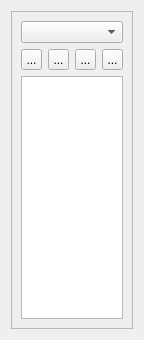
Old version of the form qosmic/ui/selectgenomewidget.ui in the repository bitsed/qosmic.
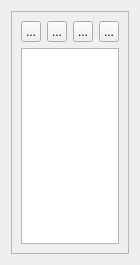
New version of the form. Icons and pictures are not drawn. Custom widgets are drawn as their Qt base class.

What changed in the file:
```diff
--- a/qosmic/ui/selectgenomewidget.ui
+++ b/qosmic/ui/selectgenomewidget.ui
@@ -6,8 +6,8 @@
    <rect>
     <x>0</x>
     <y>0</y>
-    <width>144</width>
-    <height>340</height>
+    <width>140</width>
+    <height>265</height>
    </rect>
   </property>
   <property name="sizePolicy">
@@ -30,13 +30,6 @@
      </property>
      <layout class="QGridLayout" name="gridLayout">
       <item row="0" column="0">
-       <widget class="QComboBox" name="m_genomeSelector">
-        <property name="toolTip">
-         <string>select genome</string>
-        </property>
-       </widget>
-      </item>
-      <item row="1" column="0">
        <widget class="QFrame" name="frame">
         <property name="sizePolicy">
          <sizepolicy hsizetype="Expanding" vsizetype="Maximum">
@@ -179,10 +172,10 @@
         </layout>
        </widget>
       </item>
-      <item row="2" column="0">
+      <item row="1" column="0">
        <widget class="GenomeVectorListView" name="m_genomesListView">
         <property name="sizePolicy">
-         <sizepolicy hsizetype="Preferred" vsizetype="Expanding">
+         <sizepolicy hsizetype="Maximum" vsizetype="Expanding">
           <horstretch>0</horstretch>
           <verstretch>0</verstretch>
          </sizepolicy>
@@ -202,6 +195,9 @@
         <property name="movement">
          <enum>QListView::Snap</enum>
         </property>
+        <property name="spacing">
+         <number>2</number>
+        </property>
        </widget>
       </item>
      </layout>
```
